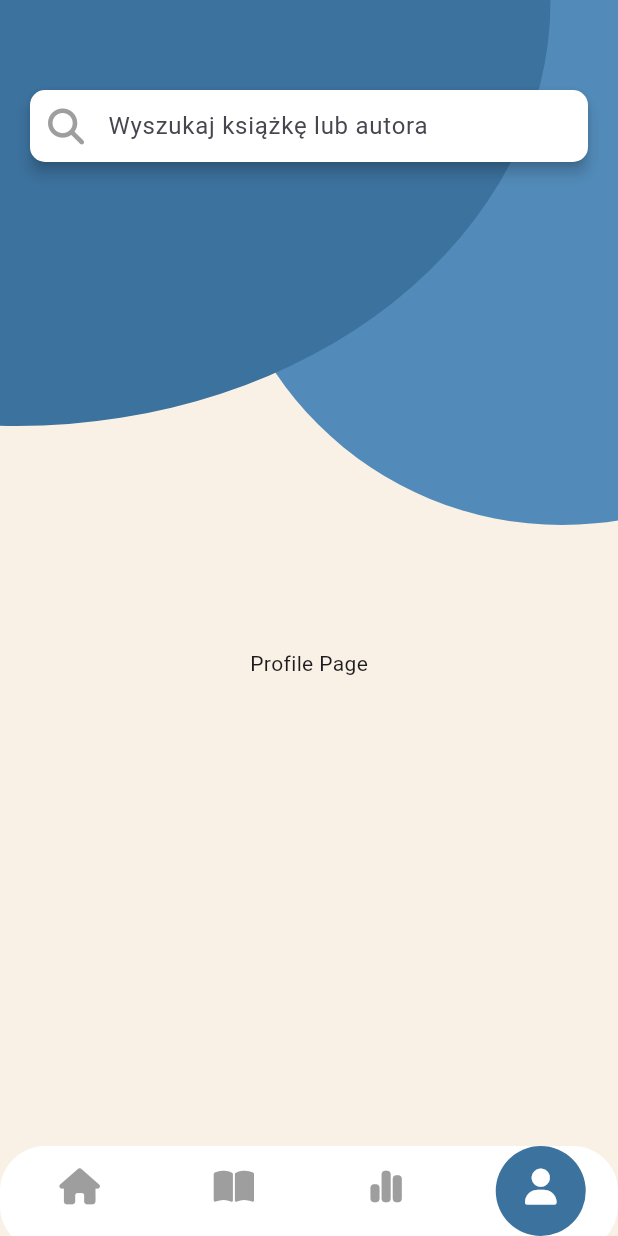
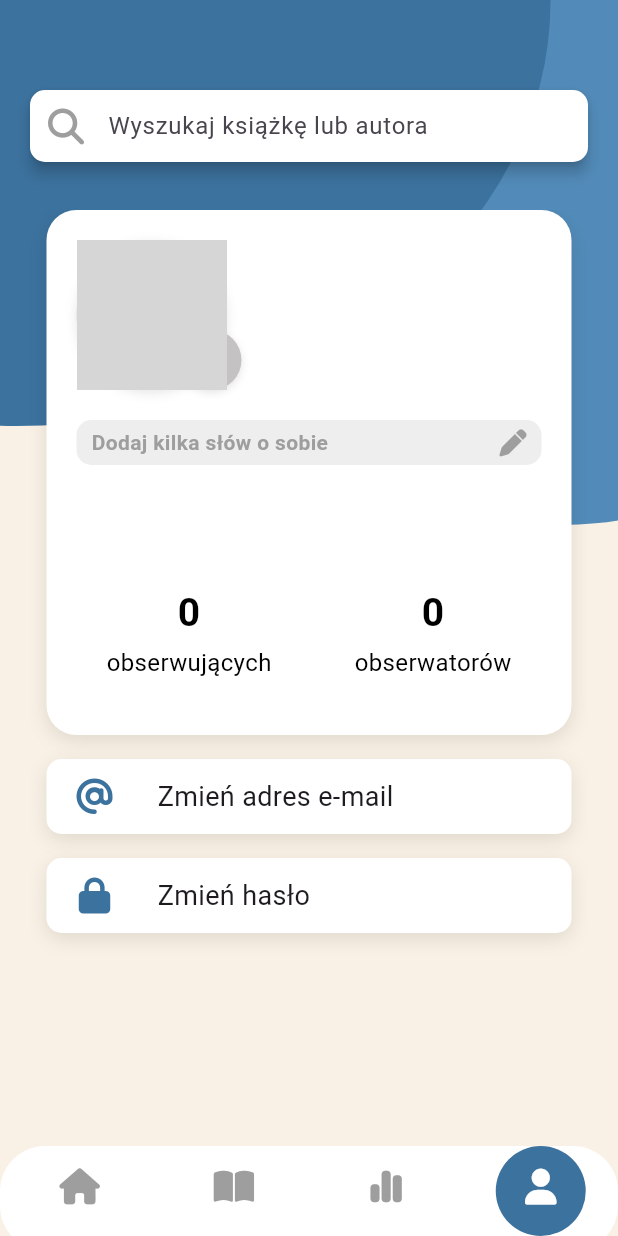
Before and after one commit to DFraczek/books_app, a Flutter app: the MainPage screen opened by its route, swiped to page 4, on a phone screen of 412 x 824 dp. Run offline on Flutter 3.47's test engine with Material 3 defaults, Android fonts, the phone set to English and light mode, and no system bars; our stand-ins replace cloud_firestore, firebase_core, firebase_storage, flutter_colorpicker, flutter_secure_storage, font_awesome_flutter and 2 more; missing offline and left inert: bcrypt; accounts and stored records are empty; network calls fail; grey boxes are pictures that could not be loaded.

Commit message:
Added user settings section, change profile image and user description

```diff
--- a/lib/main_page.dart
+++ b/lib/main_page.dart
@@ -3,6 +3,7 @@ import 'package:font_awesome_flutter/font_awesome_flutter.dart';
 import 'reccomendations.dart';
 import 'bottomNavBar.dart';
 import 'library.dart';
+import 'profile.dart';
 
 class MainPage extends StatefulWidget {
   const MainPage({super.key});
@@ -20,7 +21,7 @@ class _MainPageState extends State<MainPage> {
     Recommendations(),
     Library(),
     Center(child: Text('Stats Page')),
-    Center(child: Text('Profile Page')),
+    Profile(),
   ];
 
   void _onItemTapped(int index) {
--- a/lib/profile.dart
+++ b/lib/profile.dart
@@ -0,0 +1,457 @@
+import 'package:flutter/material.dart';
+import 'package:font_awesome_flutter/font_awesome_flutter.dart';
+import 'package:cloud_firestore/cloud_firestore.dart';
+import 'package:flutter_secure_storage/flutter_secure_storage.dart';
+import 'package:image_picker/image_picker.dart';
+import 'package:firebase_storage/firebase_storage.dart';
+import 'dart:io';
+import 'package:image_cropper/image_cropper.dart';
+
+class Profile extends StatefulWidget {
+  @override
+  _ProfileState createState() => _ProfileState();
+}
+
+class _ProfileState extends State<Profile> {
+  String? username;
+  String? aboutMe;
+  String? profilePictureUrl;
+  int? followersCount;
+  int? followingCount;
+  bool _isLoading = false;
+
+  final ImagePicker _picker = ImagePicker();
+
+  @override
+  void initState() {
+    super.initState();
+    _fetchUsername();
+    _fetchFollowers();
+    _fetchFollowing();
+  }
+
+  Future<void> _fetchUsername() async {
+    final storage = FlutterSecureStorage();
+    String? userId = await storage.read(key: 'user_id');
+
+    if (userId != null) {
+      DocumentSnapshot userDoc = await FirebaseFirestore.instance.collection('user').doc(userId).get();
+      if (userDoc.exists) {
+        setState(() {
+          username = userDoc['username'];
+          profilePictureUrl = userDoc['profilePicture'];
+          aboutMe = userDoc['aboutMe'] ?? '';
+        });
+      }
+    }
+  }
+
+  Future<void> _fetchFollowers() async {
+    final storage = FlutterSecureStorage();
+    String? userId = await storage.read(key: 'user_id');
+
+    if (userId != null) {
+      DocumentSnapshot userDoc = await FirebaseFirestore.instance.collection('user').doc(userId).get();
+      if (userDoc.exists) {
+        List<dynamic> followers = userDoc['followers'];
+        setState(() {
+          followersCount = followers.length;
+        });
+      }
+    }
+  }
+
+  Future<void> _fetchFollowing() async {
+    final storage = FlutterSecureStorage();
+    String? userId = await storage.read(key: 'user_id');
+
+    if (userId != null) {
+      DocumentSnapshot userDoc = await FirebaseFirestore.instance.collection('user').doc(userId).get();
+      if (userDoc.exists) {
+        List<dynamic> following = userDoc['following'];
+        setState(() {
+          followingCount = following.length;
+        });
+      }
+    }
+  }
+
+  Future<void> _pickImage() async {
+    final pickedFile = await _picker.pickImage(source: ImageSource.gallery);
+    if (pickedFile != null) {
+      final CroppedFile? croppedFile = await ImageCropper().cropImage(
+        sourcePath: pickedFile.path,
+        aspectRatioPresets: [
+          CropAspectRatioPreset.original,
+          CropAspectRatioPreset.square,
+        ],
+        cropStyle: CropStyle.circle,
+        compressQuality: 100,
+        maxWidth: 1080,
+        maxHeight: 1080,
+      );
+
+      if (croppedFile != null) {
+        setState(() {
+          _isLoading = true;
+        });
+        await _uploadImageToFirebase(croppedFile.path);
+      }
+    }
+  }
+
+
+  Future<void> _uploadImageToFirebase(String filePath) async {
+    final storage = FlutterSecureStorage();
+    String? userId = await storage.read(key: 'user_id');
+    if (userId != null) {
+      try {
+        Reference ref = FirebaseStorage.instance.ref().child('profile_pictures/$userId.jpg');
+        await ref.putFile(File(filePath));
+        // Pobierz URL
+        String downloadUrl = await ref.getDownloadURL();
+        await FirebaseFirestore.instance.collection('user').doc(userId).update({'profilePicture': downloadUrl});
+        setState(() {
+          profilePictureUrl = downloadUrl;
+        });
+      } catch (e) {
+        print('Error uploading image: $e');
+      } finally {
+        setState(() {
+          _isLoading = false;
+        });
+      }
+    }
+  }
+
+  Future<void> _editAboutMe() async {
+    String? newAboutMe = await showDialog<String>(
+      context: context,
+      builder: (BuildContext context) {
+        TextEditingController controller = TextEditingController(text: aboutMe);
+        return AlertDialog(
+          backgroundColor: const Color(0xFFF9F1E5),
+          title: Text('Edytuj opis'),
+          content: TextField(
+            controller: controller,
+            decoration: InputDecoration(hintText: "Napisz coś o sobie..."),
+            maxLength: 100,
+            maxLines: 3,
+          ),
+          actions: [
+            TextButton(
+              onPressed: () {
+                Navigator.of(context).pop(controller.text);
+              },
+              child: Text('Zapisz'),
+            ),
+            TextButton(
+              onPressed: () {
+                Navigator.of(context).pop();
+              },
+              child: Text('Anuluj'),
+            ),
+          ],
+        );
+      },
+    );
+
+    if (newAboutMe != null) {
+      final storage = FlutterSecureStorage();
+      String? userId = await storage.read(key: 'user_id');
+      if (userId != null) {
+        await FirebaseFirestore.instance.collection('user').doc(userId).update({'aboutMe': newAboutMe});
+        setState(() {
+          aboutMe = newAboutMe;
+        });
+      }
+    }
+  }
+
+
+
+  @override
+  Widget build(BuildContext context) {
+    return SingleChildScrollView(
+      child: Column(
+        children: [
+          Container(
+            width: 350,
+            height: 350,
+            decoration: BoxDecoration(
+              color: Colors.white,
+              borderRadius: BorderRadius.circular(20),
+              boxShadow: [
+                BoxShadow(
+                  color: Colors.black.withOpacity(0.1),
+                  blurRadius: 10,
+                  offset: Offset(0, 4),
+                ),
+              ],
+            ),
+            child: Stack(
+              children: [
+                Positioned(
+                  top: 20,
+                  left: 20,
+                  child: Container(
+                    width: 100,
+                    height: 100,
+                    decoration: BoxDecoration(
+                      color: Color(0xFFD9D9D9),
+                      shape: BoxShape.circle,
+                      boxShadow: [
+                        BoxShadow(
+                          color: Colors.black.withOpacity(0.1),
+                          blurRadius: 6,
+                          offset: Offset(0, 2),
+                        ),
+                      ],
+                    ),
+                    child: ClipOval(
+                      child: profilePictureUrl != null
+                          ? (profilePictureUrl == 'assets/images/default_avatar.jpg'
+                          ? Image.asset(
+                        profilePictureUrl!,
+                        fit: BoxFit.cover,
+                      )
+                          : Image.network(
+                        profilePictureUrl!,
+                        fit: BoxFit.cover,
+                      ))
+                          : Center(child: CircularProgressIndicator()),
+                    ),
+                  ),
+                ),
+                // Overlay the loading indicator
+                if (_isLoading)
+                  Positioned(
+                    top: 20,
+                    left: 20,
+                    child: Container(
+                      width: 100,
+                      height: 100,
+                      decoration: BoxDecoration(
+                        color: Colors.white.withOpacity(0.5),
+                        shape: BoxShape.circle,
+                      ),
+                      child: Center(child: CircularProgressIndicator()),
+                    ),
+                  ),
+                Positioned(
+                  top: 80,
+                  left: 90,
+                  child: GestureDetector(
+                    onTap: _pickImage,
+                    child: Container(
+                      width: 40,
+                      height: 40,
+                      decoration: BoxDecoration(
+                        color: Color(0xFFC4C2C2),
+                        shape: BoxShape.circle,
+                        boxShadow: [
+                          BoxShadow(
+                            color: Colors.black.withOpacity(0.1),
+                            blurRadius: 4,
+                            offset: Offset(0, 2),
+                          ),
+                        ],
+                      ),
+                      child: Icon(
+                        FontAwesomeIcons.pen,
+                        color: Colors.black,
+                        size: 15,
+                      ),
+                    ),
+                  ),
+                ),
+                Positioned(
+                  top: 60,
+                  left: 160,
+                  child: Text(
+                    username ?? 'Ładowanie...',
+                    style: TextStyle(
+                      fontSize: 22,
+                      color: Colors.black,
+                      fontWeight: FontWeight.w600,
+                    ),
+                  ),
+                ),
+                Positioned(
+                  top: 140,
+                  left: 20,
+                  right: 20,
+                  child: GestureDetector(
+                    onTap: _editAboutMe,
+                    child: Container(
+                      padding: EdgeInsets.symmetric(horizontal: 10, vertical: 5),
+                      decoration: BoxDecoration(
+                        color: Colors.grey[200],
+                        borderRadius: BorderRadius.circular(10),
+                      ),
+                      child: Row(
+                        mainAxisAlignment: MainAxisAlignment.start,
+                        children: [
+                          Expanded( // Umożliwia dynamiczne dopasowanie do dostępnej przestrzeni
+                            child: Text(
+                              aboutMe != null && aboutMe!.isNotEmpty
+                                  ? aboutMe!
+                                  : 'Dodaj kilka słów o sobie',
+                              style: TextStyle(
+                                fontSize: 14,
+                                color: Colors.grey,
+                                fontWeight: FontWeight.w600,
+                              ),
+                              textAlign: TextAlign.start,
+                            ),
+                          ),
+                          SizedBox(width: 8),
+                          Icon(
+                            FontAwesomeIcons.pen,
+                            color: Colors.grey,
+                            size: 18,
+                          ),
+                        ],
+                      ),
+                    ),
+                  ),
+                ),
+
+                Positioned(
+                  top: 250,
+                  left: 40,
+                  child: Column(
+                    children: [
+                      Text(
+                        followersCount != null ? followersCount.toString() : 'Ładowanie...',
+                        style: TextStyle(
+                          fontSize: 26,
+                          color: Colors.black,
+                          fontWeight: FontWeight.w600,
+                        ),
+                      ),
+                      SizedBox(height: 3),
+                      Text(
+                        'obserwujących',
+                        style: TextStyle(
+                          fontSize: 16,
+                          color: Colors.black,
+                          fontWeight: FontWeight.w400,
+                        ),
+                      ),
+                    ],
+                  ),
+                ),
+                Positioned(
+                  top: 250,
+                  right: 40,
+                  child: Column(
+                    children: [
+                      Text(
+                        followingCount != null ? followingCount.toString() : 'Ładowanie...',
+                        style: TextStyle(
+                          fontSize: 26,
+                          color: Colors.black,
+                          fontWeight: FontWeight.w600,
+                        ),
+                      ),
+                      SizedBox(height: 3),
+                      Text(
+                        'obserwatorów',
+                        style: TextStyle(
+                          fontSize: 16,
+                          color: Colors.black,
+                          fontWeight: FontWeight.w400,
+                        ),
+                      ),
+                    ],
+                  ),
+                ),
+              ],
+            ),
+          ),
+          SizedBox(height: 16),
+          // Zmień e-mail
+          Container(
+            width: 350,
+            height: 50,
+            decoration: BoxDecoration(
+              color: Colors.white,
+              borderRadius: BorderRadius.circular(10),
+              boxShadow: [
+                BoxShadow(
+                  color: Colors.black.withOpacity(0.1),
+                  blurRadius: 10,
+                  offset: Offset(0, 4),
+                ),
+              ],
+            ),
+            child: Row(
+              mainAxisAlignment: MainAxisAlignment.start,
+              children: [
+                Padding(
+                  padding: const EdgeInsets.only(left: 20.0, right: 30.0),
+                  child: Icon(
+                    FontAwesomeIcons.at,
+                    color: Color(0xFF3C729E),
+                  ),
+                ),
+                Expanded(
+                  child: Text(
+                    'Zmień adres e-mail',
+                    textAlign: TextAlign.left,
+                    style: TextStyle(
+                      fontSize: 18,
+                      fontWeight: FontWeight.w400,
+                    ),
+                  ),
+                ),
+              ],
+            ),
+          ),
+          SizedBox(height: 16),
+          // Zmień hasło
+          Container(
+            width: 350,
+            height: 50,
+            decoration: BoxDecoration(
+              color: Colors.white,
+              borderRadius: BorderRadius.circular(10),
+              boxShadow: [
+                BoxShadow(
+                  color: Colors.black.withOpacity(0.1),
+                  blurRadius: 10,
+                  offset: Offset(0, 4),
+                ),
+              ],
+            ),
+            child: Row(
+              mainAxisAlignment: MainAxisAlignment.start,
+              children: [
+                Padding(
+                  padding: const EdgeInsets.only(left: 20.0, right: 30.0),
+                  child: Icon(
+                    FontAwesomeIcons.lock,
+                    color: Color(0xFF3C729E),
+                  ),
+                ),
+                Expanded(
+                  child: Text(
+                    'Zmień hasło',
+                    textAlign: TextAlign.left,
+                    style: TextStyle(
+                      fontSize: 18,
+                      fontWeight: FontWeight.w400,
+                    ),
+                  ),
+                ),
+              ],
+            ),
+          ),
+        ],
+      ),
+    );
+  }
+
+
+}
--- a/lib/register.dart
+++ b/lib/register.dart
@@ -115,12 +115,15 @@ class _RegisterState extends State<Register> {
 
         DocumentReference userRef = await db.collection('user').add({
           'email': email,
-          'followed': 0,
+          'followers': [],
+          'following': [],
           'password': hashedPassword,
           'registrationDate': Timestamp.now(),
           'role': 'user',
           'username': username,
           'bookshelves': shelfIds,
+          'profilePicture': 'assets/images/default_avatar.jpg',
+          'abouteMe': "",
         });
 
         setState(() {
```
Also changed, not shown: pubspec.yaml (+5 -3 lines), pubspec.lock, 10 other files.
